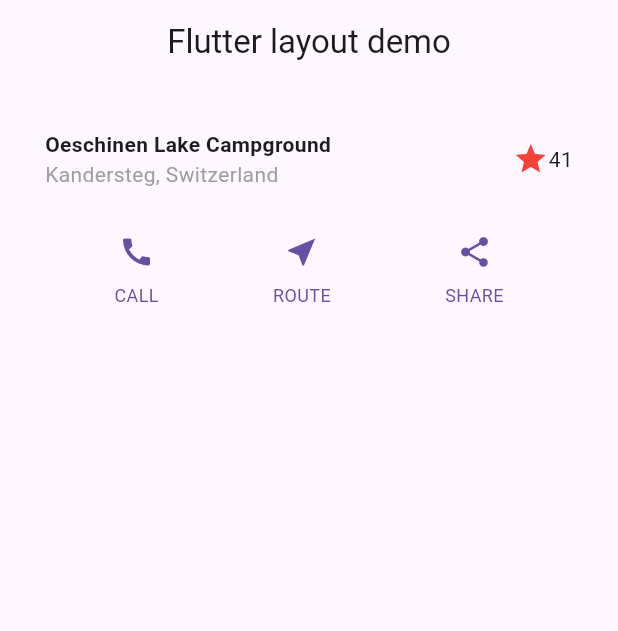
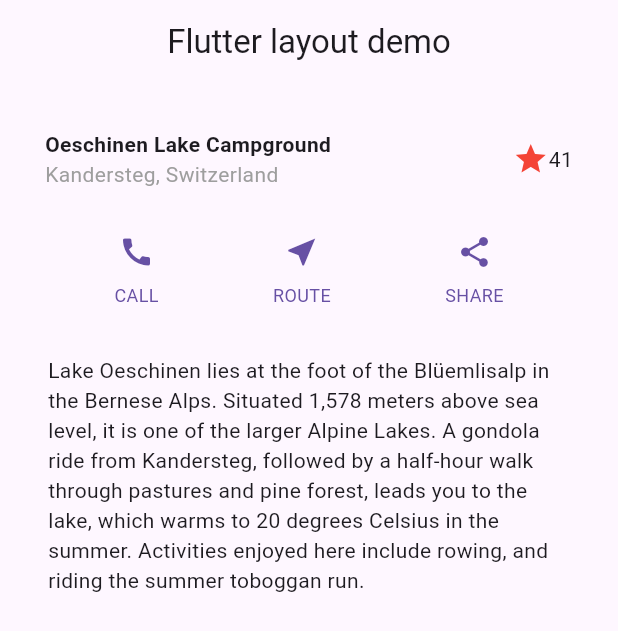
Before and after one commit to hikaru-yajima-nz/fluttter_tutorial, a Flutter app: the screen it shows after launch, on a phone screen of 412 x 824 dp. Shown: the top 631 px of the screen. Run offline on Flutter 3.47's test engine with Material 3 defaults, Android fonts, the phone set to English and light mode, and no system bars.

Commit message:
textsectionの作成とImageの追加

```diff
--- a/lib/main.dart
+++ b/lib/main.dart
@@ -1,7 +1,6 @@
 import 'package:flutter/material.dart';
 
 void main() => runApp(const MyApp());
-
 
 class MyApp extends StatelessWidget {
   const MyApp({super.key});
@@ -10,11 +9,11 @@ class MyApp extends StatelessWidget {
   Widget build(BuildContext context) {
     const String appTitle = 'Flutter layout demo';
     return MaterialApp(
-      title: appTitle,//アプリ内には表示されないタイトル名、webのタブとかで表示される　例：Gmail
+      title: appTitle, //アプリ内には表示されないタイトル名、webのタブとかで表示される　例：Gmail
       home: Scaffold(
         appBar: AppBar(
           title: const Center(
-            child: Text(appTitle),//アプリ内で上部に表示されるタイトル名　例：受信メール
+            child: Text(appTitle), //アプリ内で上部に表示されるタイトル名　例：受信メール
           ),
         ),
         body: const SingleChildScrollView(
@@ -25,6 +24,15 @@ class MyApp extends StatelessWidget {
                 location: 'Kandersteg, Switzerland',
               ),
               ButtonSection(),
+              TextSection(discription:
+                'Lake Oeschinen lies at the foot of the Blüemlisalp in the '
+                'Bernese Alps. Situated 1,578 meters above sea level, it '
+                'is one of the larger Alpine Lakes. A gondola ride from '
+                'Kandersteg, followed by a half-hour walk through pastures '
+                'and pine forest, leads you to the lake, which warms to 20 '
+                'degrees Celsius in the summer. Activities enjoyed here '
+                'include rowing, and riding the summer toboggan run.',
+              )
             ],
           ),
         ),
@@ -46,31 +54,33 @@ class TitleSection extends StatelessWidget {
   @override
   Widget build(BuildContext context) {
     return Padding(
-      padding: const EdgeInsets.all(30),//全体の余白
+      padding: const EdgeInsets.all(30), //全体の余白
 
       child: Row(
         children: [
-          Expanded( //Expandedでいい感じの配置になった　余白部分のスペースまで
-            child:
-            Column(
+          Expanded(
+              //Expandedでいい感じの配置になった　余白部分のスペースまで
+              child: Column(
                   mainAxisSize: MainAxisSize.min,
                   //最小サイズに合わせる
-              crossAxisAlignment: CrossAxisAlignment.start,//左寄せ
+                  crossAxisAlignment: CrossAxisAlignment.start, //左寄せ
                   children: [
-              Text(name,
-                      style: const TextStyle(   //constつけられるのは、変数がなければ
+                Text(
+                  name,
+                  style: const TextStyle(
+                    //constつけられるのは、変数がなければ
                     fontWeight: FontWeight.bold,
                   ),
                 ),
                 Text(location,
                     style: TextStyle(
                       color: Colors.grey[500],
-                        )
+                    )),
+              ])),
+          Icon(
+            Icons.star,
+            color: Colors.red[500],
           ),
-              ]
-            )
-          ),
-          Icon(Icons.star,color: Colors.red[500],),
           const Text('41'),
         ],
       ),
@@ -125,7 +135,6 @@ class ButtonWithText extends StatelessWidget {
   Widget build(BuildContext context) {
     return Column(
         mainAxisSize: MainAxisSize.min,
-
         mainAxisAlignment: MainAxisAlignment.center,
         children: [
           Icon(icon, color: color),
@@ -140,7 +149,26 @@ class ButtonWithText extends StatelessWidget {
               ),
             ),
           ),
-      ]
+        ]);
+  }
+}
+
+class TextSection extends StatelessWidget {
+  const TextSection({
+    super.key,
+    required this.discription,
+  });
+
+  final String discription;
+
+  @override
+  Widget build(BuildContext context) {
+    return Padding(
+        padding: const EdgeInsets.all(32),
+        child: Text(
+          discription,
+          softWrap: true,//
+        )
     );
   }
 }
```
Also changed, not shown: images/lake.jpg (added). Lines whose indentation alone changed are shown as unchanged.
